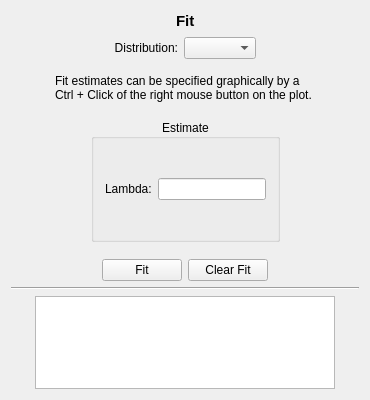
First picture: the form in code/guitools/Histogram/FitWidget.ui, repository radio-astro/casa, before the edit.
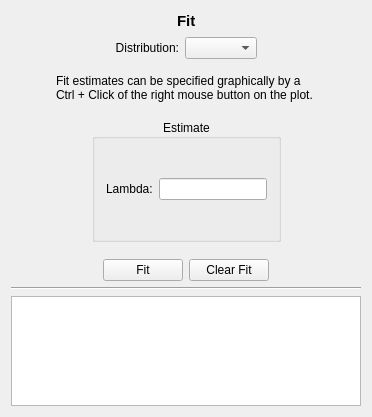
Second picture: the form after the edit.

Patch:
```diff
--- a/code/guitools/Histogram/FitWidget.ui
+++ b/code/guitools/Histogram/FitWidget.ui
@@ -7,7 +7,7 @@
     <x>0</x>
     <y>0</y>
     <width>370</width>
-    <height>400</height>
+    <height>417</height>
    </rect>
   </property>
   <property name="sizePolicy">
@@ -386,7 +386,7 @@
          </property>
          <property name="minimumSize">
           <size>
-           <width>300</width>
+           <width>350</width>
            <height>0</height>
           </size>
          </property>
```
